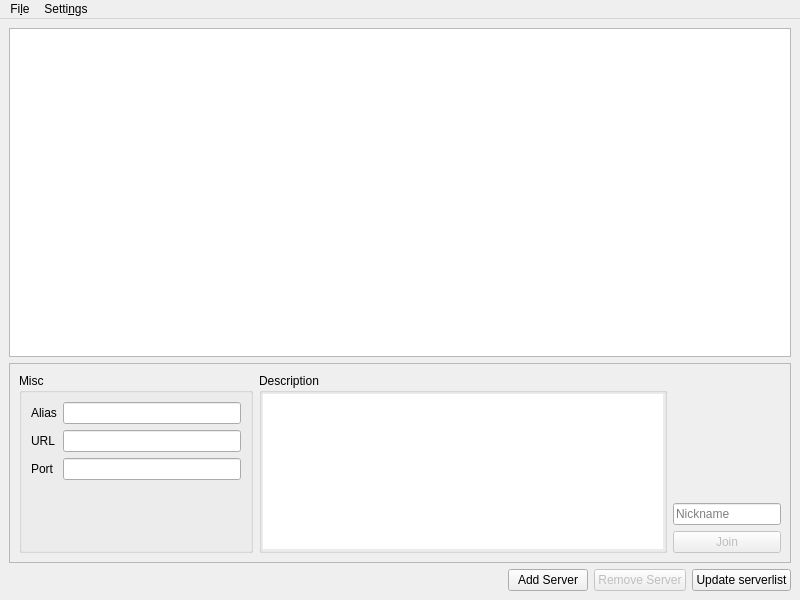
The window that src/mainwindow.ui (GothicMultiplayerAccrescere/Launcher) describes before a commit, drawn with Qt 5.
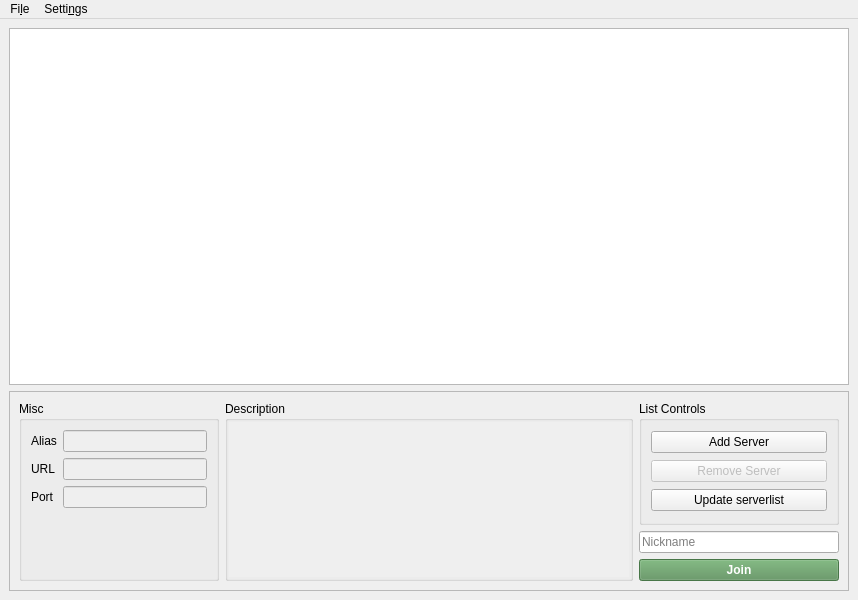
The same window after the commit. The open tabs and pages were chosen to show the change. Icons and pictures are not drawn.

Diff of the .ui file:
```diff
--- a/src/mainwindow.ui
+++ b/src/mainwindow.ui
@@ -84,63 +84,75 @@
               <string>Misc</string>
              </property>
              <layout class="QFormLayout" name="formLayout_2">
+              <item row="1" column="1">
+               <widget class="QLineEdit" name="editAlias">
+                <property name="enabled">
+                 <bool>false</bool>
+                </property>
+                <property name="frame">
+                 <bool>true</bool>
+                </property>
+                <property name="alignment">
+                 <set>Qt::AlignRight|Qt::AlignTrailing|Qt::AlignVCenter</set>
+                </property>
+                <property name="readOnly">
+                 <bool>true</bool>
+                </property>
+               </widget>
+              </item>
               <item row="1" column="0">
+               <widget class="QLabel" name="label_4">
+                <property name="text">
+                 <string>Alias</string>
+                </property>
+               </widget>
+              </item>
+              <item row="3" column="1">
+               <widget class="QLineEdit" name="labelUrl">
+                <property name="enabled">
+                 <bool>false</bool>
+                </property>
+                <property name="frame">
+                 <bool>true</bool>
+                </property>
+                <property name="alignment">
+                 <set>Qt::AlignRight|Qt::AlignTrailing|Qt::AlignVCenter</set>
+                </property>
+                <property name="readOnly">
+                 <bool>true</bool>
+                </property>
+               </widget>
+              </item>
+              <item row="5" column="1">
+               <widget class="QLineEdit" name="labelPort">
+                <property name="enabled">
+                 <bool>false</bool>
+                </property>
+                <property name="frame">
+                 <bool>true</bool>
+                </property>
+                <property name="alignment">
+                 <set>Qt::AlignRight|Qt::AlignTrailing|Qt::AlignVCenter</set>
+                </property>
+                <property name="readOnly">
+                 <bool>true</bool>
+                </property>
+               </widget>
+              </item>
+              <item row="3" column="0">
                <widget class="QLabel" name="label_3">
                 <property name="text">
                  <string>URL</string>
                 </property>
                </widget>
               </item>
-              <item row="2" column="0">
+              <item row="5" column="0">
                <widget class="QLabel" name="label_5">
                 <property name="text">
                  <string>Port</string>
                 </property>
                </widget>
               </item>
-              <item row="1" column="1">
-               <widget class="QLineEdit" name="labelUrl">
-                <property name="frame">
-                 <bool>true</bool>
-                </property>
-                <property name="alignment">
-                 <set>Qt::AlignRight|Qt::AlignTrailing|Qt::AlignVCenter</set>
-                </property>
-                <property name="readOnly">
-                 <bool>true</bool>
-                </property>
-               </widget>
-              </item>
-              <item row="2" column="1">
-               <widget class="QLineEdit" name="labelPort">
-                <property name="frame">
-                 <bool>true</bool>
-                </property>
-                <property name="alignment">
-                 <set>Qt::AlignRight|Qt::AlignTrailing|Qt::AlignVCenter</set>
-                </property>
-                <property name="readOnly">
-                 <bool>true</bool>
-                </property>
-               </widget>
-              </item>
-              <item row="0" column="0">
-               <widget class="QLabel" name="label_4">
-                <property name="text">
-                 <string>Alias</string>
-                </property>
-               </widget>
-              </item>
-              <item row="0" column="1">
-               <widget class="QLineEdit" name="editAlias">
-                <property name="alignment">
-                 <set>Qt::AlignRight|Qt::AlignTrailing|Qt::AlignVCenter</set>
-                </property>
-                <property name="readOnly">
-                 <bool>true</bool>
-                </property>
-               </widget>
-              </item>
              </layout>
             </widget>
            </item>
@@ -164,6 +176,9 @@
               </property>
               <item>
                <widget class="QPlainTextEdit" name="serverDescription">
+                <property name="enabled">
+                 <bool>false</bool>
+                </property>
                 <property name="minimumSize">
                  <size>
                   <width>400</width>
@@ -189,21 +204,74 @@
            </item>
            <item>
             <layout class="QVBoxLayout" name="verticalLayout_3">
+             <property name="sizeConstraint">
+              <enum>QLayout::SetDefaultConstraint</enum>
+             </property>
              <item>
-              <spacer name="verticalSpacer_3">
-               <property name="orientation">
-                <enum>Qt::Vertical</enum>
+              <widget class="QGroupBox" name="groupBox_3">
+               <property name="sizePolicy">
+                <sizepolicy hsizetype="Minimum" vsizetype="Preferred">
+                 <horstretch>0</horstretch>
+                 <verstretch>0</verstretch>
+                </sizepolicy>
                </property>
-               <property name="sizeType">
-                <enum>QSizePolicy::Expanding</enum>
-               </property>
-               <property name="sizeHint" stdset="0">
+               <property name="minimumSize">
                 <size>
-                 <width>20</width>
-                 <height>40</height>
+                 <width>200</width>
+                 <height>0</height>
                 </size>
                </property>
-              </spacer>
+               <property name="title">
+                <string>List Controls</string>
+               </property>
+               <layout class="QVBoxLayout" name="verticalLayout_4">
+                <item>
+                 <widget class="QPushButton" name="buttonAddServer">
+                  <property name="enabled">
+                   <bool>true</bool>
+                  </property>
+                  <property name="sizePolicy">
+                   <sizepolicy hsizetype="Minimum" vsizetype="Fixed">
+                    <horstretch>0</horstretch>
+                    <verstretch>0</verstretch>
+                   </sizepolicy>
+                  </property>
+                  <property name="text">
+                   <string>Add Server</string>
+                  </property>
+                 </widget>
+                </item>
+                <item>
+                 <widget class="QPushButton" name="buttonRemoveServer">
+                  <property name="enabled">
+                   <bool>false</bool>
+                  </property>
+                  <property name="sizePolicy">
+                   <sizepolicy hsizetype="Minimum" vsizetype="Fixed">
+                    <horstretch>0</horstretch>
+                    <verstretch>0</verstretch>
+                   </sizepolicy>
+                  </property>
+                  <property name="text">
+                   <string>Remove Server</string>
+                  </property>
+                 </widget>
+                </item>
+                <item>
+                 <widget class="QPushButton" name="buttonUpdateServerList">
+                  <property name="sizePolicy">
+                   <sizepolicy hsizetype="Minimum" vsizetype="Fixed">
+                    <horstretch>0</horstretch>
+                    <verstretch>0</verstretch>
+                   </sizepolicy>
+                  </property>
+                  <property name="text">
+                   <string>Update serverlist</string>
+                  </property>
+                 </widget>
+                </item>
+               </layout>
+              </widget>
              </item>
              <item>
               <widget class="QLineEdit" name="nickname">
@@ -229,6 +297,13 @@
                <property name="enabled">
                 <bool>false</bool>
                </property>
+               <property name="styleSheet">
+                <string notr="true">QPushButton#buttonJoin {
+	color: rgb(255, 255, 255);
+	background-color: rgb(88, 144, 88);
+	font: bold 12px;
+}</string>
+               </property>
                <property name="text">
                 <string>Join</string>
                </property>
@@ -240,48 +315,7 @@
          </widget>
         </item>
         <item>
-         <layout class="QHBoxLayout" name="horizontalLayout_4">
-          <item>
-           <spacer name="horizontalSpacer_3">
-            <property name="orientation">
-             <enum>Qt::Horizontal</enum>
-            </property>
-            <property name="sizeHint" stdset="0">
-             <size>
-              <width>40</width>
-              <height>20</height>
-             </size>
-            </property>
-           </spacer>
-          </item>
-          <item>
-           <widget class="QPushButton" name="buttonAddServer">
-            <property name="enabled">
-             <bool>true</bool>
-            </property>
-            <property name="text">
-             <string>Add Server</string>
-            </property>
-           </widget>
-          </item>
-          <item>
-           <widget class="QPushButton" name="buttonRemoveServer">
-            <property name="enabled">
-             <bool>false</bool>
-            </property>
-            <property name="text">
-             <string>Remove Server</string>
-            </property>
-           </widget>
-          </item>
-          <item>
-           <widget class="QPushButton" name="buttonUpdateServerList">
-            <property name="text">
-             <string>Update serverlist</string>
-            </property>
-           </widget>
-          </item>
-         </layout>
+         <layout class="QHBoxLayout" name="horizontalLayout_4"/>
         </item>
        </layout>
       </widget>
@@ -436,7 +470,7 @@
      <x>0</x>
      <y>0</y>
      <width>800</width>
-     <height>20</height>
+     <height>21</height>
     </rect>
    </property>
    <widget class="QMenu" name="menuSettings">
```
Left out of the diff: 2 changed lines with no effect on the pictures.
